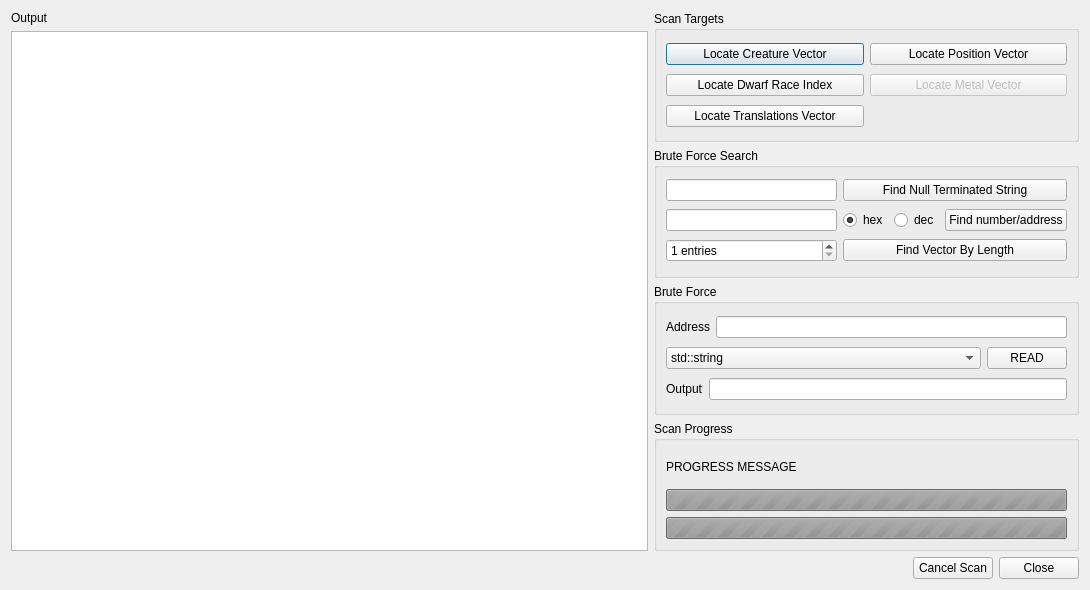
Dwarf-Therapist/Dwarf-Therapist, file ui/scannerdialog.ui: the form before one commit.
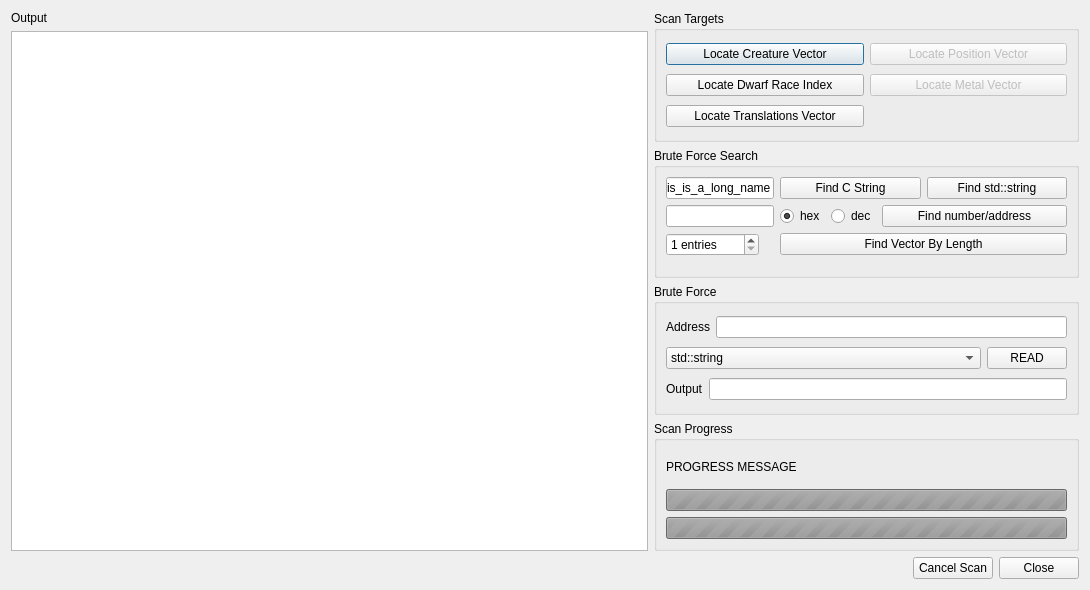
The form after the commit.

Patch:
```diff
--- a/ui/scannerdialog.ui
+++ b/ui/scannerdialog.ui
@@ -13,9 +13,9 @@
   <property name="windowTitle">
    <string>DF Rapist</string>
   </property>
-  <layout class="QVBoxLayout" name="verticalLayout_7">
+  <layout class="QVBoxLayout" name="verticalLayout_4" stretch="100,0">
    <item>
-    <layout class="QHBoxLayout" name="horizontalLayout_2" stretch="3,2">
+    <layout class="QHBoxLayout" name="horizontalLayout_8" stretch="3,2">
      <item>
       <layout class="QVBoxLayout" name="verticalLayout_6">
        <item>
@@ -58,7 +58,7 @@
          <property name="title">
           <string>Scan Targets</string>
          </property>
-         <layout class="QGridLayout" name="gridLayout_2">
+         <layout class="QGridLayout" name="gridLayout">
           <item row="0" column="0">
            <widget class="QPushButton" name="btn_find_creature_vector">
             <property name="text">
@@ -68,6 +68,9 @@
           </item>
           <item row="0" column="1">
            <widget class="QPushButton" name="btn_find_position_vector">
+            <property name="enabled">
+             <bool>false</bool>
+            </property>
             <property name="text">
              <string>Locate Position Vector</string>
             </property>
@@ -105,17 +108,35 @@
          <property name="title">
           <string>Brute Force Search</string>
          </property>
-         <layout class="QGridLayout" name="gridLayout">
+         <layout class="QFormLayout" name="formLayout_2">
+          <property name="fieldGrowthPolicy">
+           <enum>QFormLayout::AllNonFixedFieldsGrow</enum>
+          </property>
           <item row="0" column="0">
-           <widget class="QLineEdit" name="le_null_terminated_string"/>
-          </item>
-          <item row="0" column="1">
-           <widget class="QPushButton" name="btn_find_null_terminated_string">
+           <widget class="QLineEdit" name="le_null_terminated_string">
             <property name="text">
-             <string>Find Null Terminated String</string>
+             <string>this_is_a_long_name</string>
             </property>
            </widget>
           </item>
+          <item row="0" column="1">
+           <layout class="QHBoxLayout" name="horizontalLayout_2">
+            <item>
+             <widget class="QPushButton" name="btn_find_null_terminated_string">
+              <property name="text">
+               <string>Find C String</string>
+              </property>
+             </widget>
+            </item>
+            <item>
+             <widget class="QPushButton" name="btn_find_std_string">
+              <property name="text">
+               <string>Find std::string</string>
+              </property>
+             </widget>
+            </item>
+           </layout>
+          </item>
           <item row="1" column="0">
            <widget class="QLineEdit" name="le_find_address"/>
           </item>
```
Left out of the diff: 87 changed lines with no effect on the pictures.
